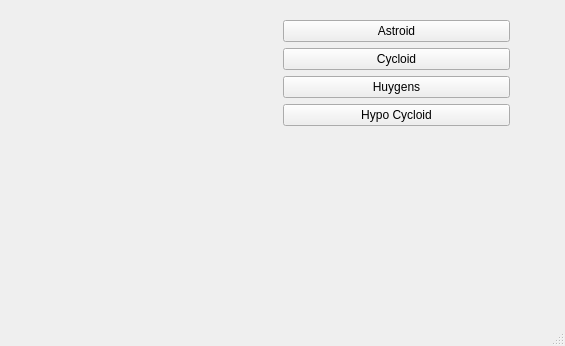
Old version of the form mainwindow.ui in the repository DMTRBor/DrawShapes.
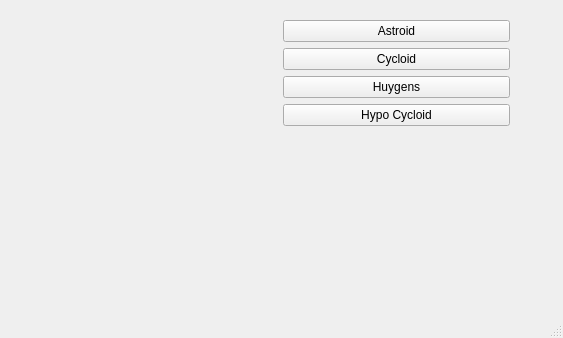
New version of the form. Custom widgets are drawn as their Qt base class.

Commit message: more shapes implemented

```diff
--- a/mainwindow.ui
+++ b/mainwindow.ui
@@ -6,15 +6,15 @@
    <rect>
     <x>0</x>
     <y>0</y>
-    <width>565</width>
-    <height>346</height>
+    <width>563</width>
+    <height>338</height>
    </rect>
   </property>
   <property name="windowTitle">
    <string>MainWindow</string>
   </property>
   <widget class="QWidget" name="centralwidget">
-   <widget class="QWidget" name="">
+   <widget class="QWidget" name="layoutWidget">
     <property name="geometry">
      <rect>
       <x>49</x>
```
The commit also changes 1 other file.
